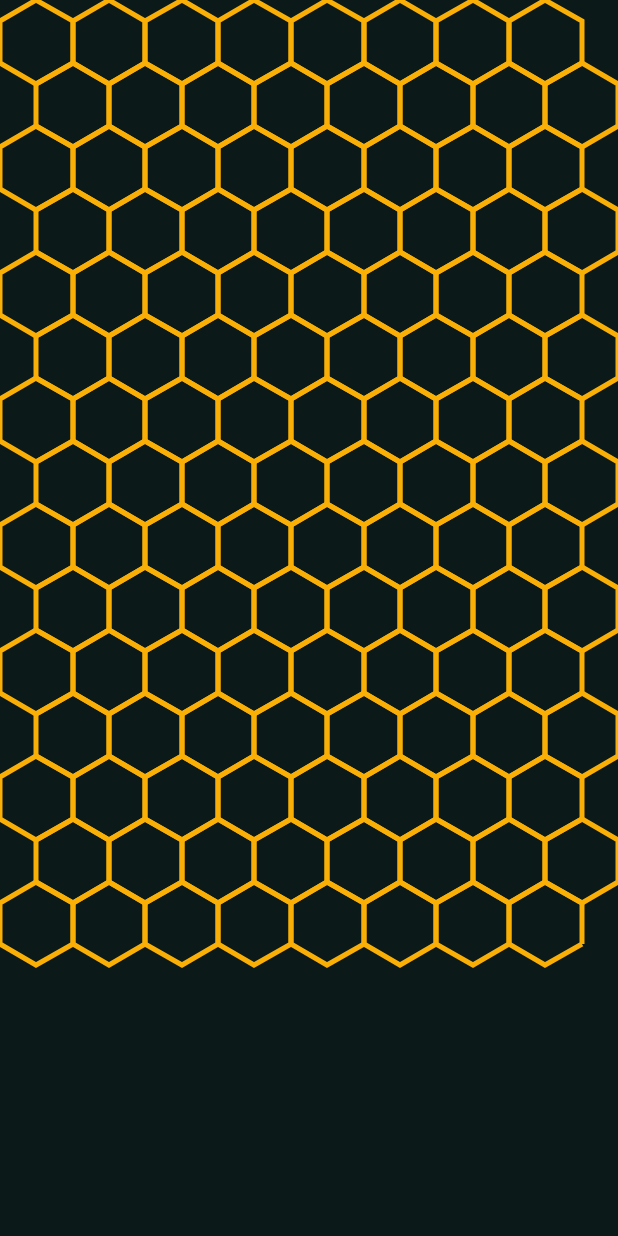
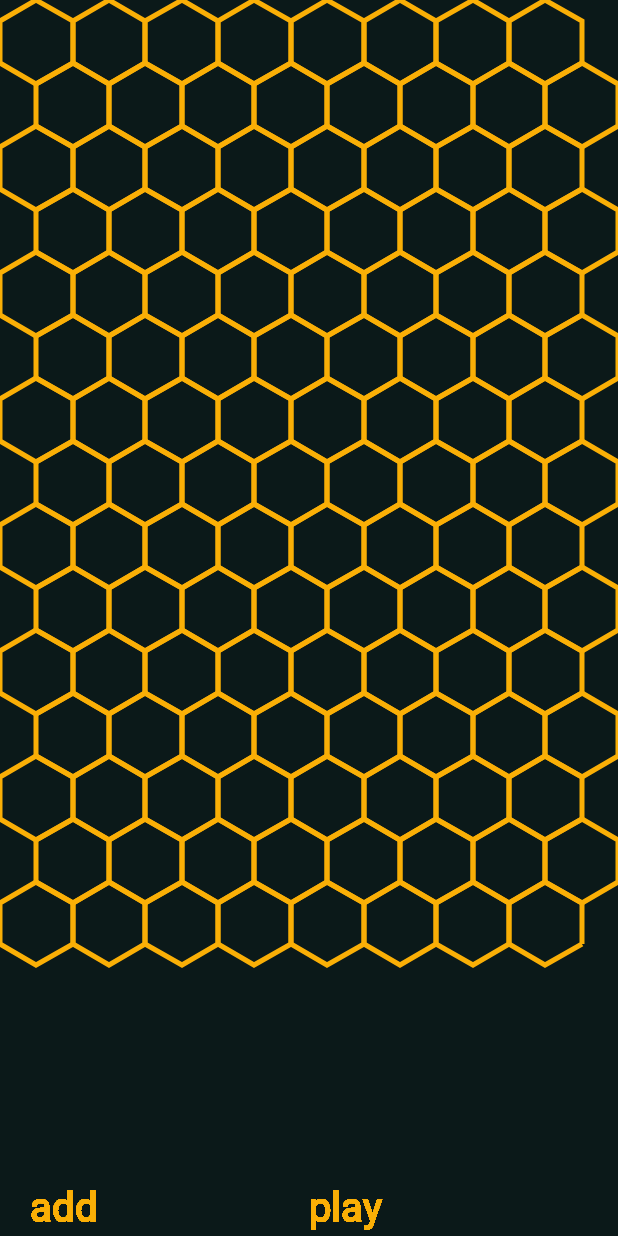
Before and after one commit to stakenschneider/HexTetris, an Android app: the FigureCreating screen opened directly, with no data from a screen before it, on a phone screen of 412 x 824 dp. Run offline under Robolectric (Android 15) with nearby library versions, the phone set to English and light mode, and no system bars.

Commit message:
on/off , fc , startactivity , "constructor" +/-bug

```diff
--- a/app/src/main/java/api/AxialCoordinate.java
+++ b/app/src/main/java/api/AxialCoordinate.java
@@ -1,16 +1,15 @@
 package api;
 
-import java.io.Serializable;
+
 import static java.lang.Integer.parseInt;
 
 
-public final class AxialCoordinate implements Serializable {
+public final class AxialCoordinate  {
 
-    private static final long serialVersionUID = -6656555565645274603L;
     private final int gridX;
     private final int gridZ;
 
-    private AxialCoordinate(final int gridX, final int gridZ) {
+    public AxialCoordinate(final int gridX, final int gridZ) {
         this.gridX = gridX;
         this.gridZ = gridZ;
     }
--- a/app/src/main/java/api/CoordinateConverter.java
+++ b/app/src/main/java/api/CoordinateConverter.java
@@ -1,6 +1,6 @@
 package api;
 
-import static api.HexagonOrientation.FLAT_TOP;
+
 
 public final class CoordinateConverter {
 
@@ -8,12 +8,21 @@ public final class CoordinateConverter {
         throw new UnsupportedOperationException("This utility class is not meant to be instantiated.");
     }
 
-    public static int convertOffsetCoordinatesToAxialX(final int offsetX, final int offsetY, final HexagonOrientation orientation) {
-        return FLAT_TOP.equals(orientation) ? offsetX : offsetX - offsetY / 2;
+    public static int convertOffsetCoordinatesToAxialX(final int offsetX, final int offsetY) {
+        return  offsetX - offsetY / 2;
     }
 
-    public static int convertOffsetCoordinatesToAxialZ(final int offsetX, final int offsetY, final HexagonOrientation orientation) {
-        return FLAT_TOP.equals(orientation) ? offsetY - offsetX / 2 : offsetY;
+    public static int convertOffsetCoordinatesToAxialZ(final int offsetX, final int offsetY) {
+        return  offsetY;
     }
 
+    public static int convertToCol(final int AxialX, final int AxialZ) {
+        return  AxialX + (AxialZ - (AxialZ&1)) / 2;
+    }
+
+    public static int convertToRow(final int AxialZ) {
+        return  AxialZ;
+    }
+
+
 }
--- a/app/src/main/java/api/HexagonalGrid.java
+++ b/app/src/main/java/api/HexagonalGrid.java
@@ -23,5 +23,4 @@ public interface HexagonalGrid {
 
     Iterable<Hexagon> getNeighborsOf(Hexagon hexagon);
 
-    void clearSatelliteData();
 }
--- a/app/src/main/java/com/example/masha/tetris/FigureCreating.java
+++ b/app/src/main/java/com/example/masha/tetris/FigureCreating.java
@@ -8,18 +8,14 @@ import android.view.MotionEvent;
 import android.view.View;
 import android.view.Window;
 import android.view.WindowManager;
-import android.widget.Button;
 
 import draw.DrawGrid;
 
 
 public class FigureCreating extends AppCompatActivity implements View.OnTouchListener {
 
-    Button bttnAdd, bttnPl;
     float x = 0 , y = 0;
 //    Intent intent;
-public static int hBttn = 0;
-
 
     @Override
     protected void onCreate(Bundle savedInstanceState) {
@@ -28,24 +24,7 @@ public static int hBttn = 0;
         getWindow().setFlags(WindowManager.LayoutParams.FLAG_FULLSCREEN, WindowManager.LayoutParams.FLAG_FULLSCREEN);
         setContentView(new CanvasView(this));
 
-        bttnAdd = (Button) findViewById(R.id.bttnAdd);
-        hBttn = bttnAdd.getHeight();
-        bttnAdd.setOnClickListener(new View.OnClickListener() {
-            @Override
-            public void onClick(View v) {
-                //метод добавления фигуры
 
-            }
-        });
-
-        bttnPl = (Button) findViewById(R.id.bttnPl);
-        bttnPl.setOnClickListener(new View.OnClickListener() {
-            @Override
-            public void onClick(View v) {
-//                intent = new Intent( GamePlay.class);
-//                startActivity(intent);
-            }
-        });
     }
 
     class CanvasView extends View {
--- a/app/src/main/java/com/example/masha/tetris/GamePlay.java
+++ b/app/src/main/java/com/example/masha/tetris/GamePlay.java
@@ -9,6 +9,7 @@ import android.view.View;
 import android.view.Window;
 import android.view.WindowManager;
 import android.view.View.OnTouchListener;
+import android.widget.TextView;
 
 import draw.DrawGrid;
 
@@ -18,7 +19,7 @@ public class GamePlay extends AppCompatActivity implements OnTouchListener {
     float x, y;
     boolean inTouch = false;
     int downPI = 0, upPI = 0;
-
+    TextView t;
 
     @Override
     protected void onCreate(Bundle savedInstanceState) {
@@ -26,6 +27,8 @@ public class GamePlay extends AppCompatActivity implements OnTouchListener {
         requestWindowFeature(Window.FEATURE_NO_TITLE);
         getWindow().setFlags(WindowManager.LayoutParams.FLAG_FULLSCREEN, WindowManager.LayoutParams.FLAG_FULLSCREEN);
         setContentView(new CanvasView(this));
+
+
     }
 
 
@@ -40,6 +43,7 @@ public class GamePlay extends AppCompatActivity implements OnTouchListener {
             canvas.drawRGB(11, 25, 25);
             DrawGrid d = new DrawGrid();
             d.useBuilder(canvas , 0);
+
         }
     }
 
--- a/app/src/main/java/draw/DrawGrid.java
+++ b/app/src/main/java/draw/DrawGrid.java
@@ -10,7 +10,6 @@ import static com.example.masha.tetris.Settings.width;
 import static com.example.masha.tetris.Settings.height;
 import static com.example.masha.tetris.Main.scrw;
 import static com.example.masha.tetris.Main.scrh;
-import static com.example.masha.tetris.FigureCreating.hBttn;
 
 import java.util.List;
 
@@ -43,13 +42,13 @@ public class DrawGrid {
     int gridHeight = height;
 
 
+
     public void useBuilder(Canvas canvas , int act) //
     {
 
-        if (act == 0)
-        radius = radGame(); else  radius = radAdd();
-
-
+        if (gridHeight == 0) gridHeight = 15; //эти строчки надо удалить когда разберусь с preferen и переходами между activity
+        if (gridWidth == 0) gridWidth = 8;
+        radius = radGame();
 
         try {
             HexagonalGridBuilder builder = new HexagonalGridBuilder()
@@ -65,12 +64,12 @@ public class DrawGrid {
 
         for (Hexagon hexagon : hexagonalGrid.getHexagons()) {
             int[] array = new int[12];
-            drawPoly(canvas,convertToPointsArr(hexagon.getPoints(),array));
+            drawPoly(canvas,convertToPointsArr(hexagon.getPoints(),array) , act);
         }
     }
 
 
-    private void drawPoly(Canvas canvas, int[] array) {
+    private void drawPoly(Canvas canvas, int[] array , int act) {
 
         if (array.length < 12)
             return;
@@ -90,6 +89,18 @@ public class DrawGrid {
         polyPath.lineTo(array[0], array[1]);
 
         canvas.drawPath(polyPath, p);
+
+        p.setStrokeWidth(1);
+        p.setStyle(Style.FILL_AND_STROKE);
+        p.setTextSize(40);
+
+        if (act == 0)
+        canvas.drawText("score:" , 30 , (float)scrh-15, p);
+        else
+        {
+            canvas.drawText("add" , 30 , (float)scrh-15, p);
+            canvas.drawText("play" , (float)scrw/2 , (float)scrh-15, p);
+        }
     }
 
 
@@ -108,26 +119,14 @@ public class DrawGrid {
     {
         radius = 2*scrw/(Math.sqrt(3)*(2*gridWidth+1)); //расчитываем радиус по ширине
 
-        if ((radius*(gridHeight / 2 + gridHeight + (Math.sqrt(3) / 2 / 2))) > scrh && gridHeight % 2 == 0)  // если в итоге он больше а колво в высоту четное
-            radius = scrh / (gridHeight / 2 + gridHeight + (Math.sqrt(3) / 2 / 2)); //выравнивание по высоте для четного
-        else if ((radius*( gridHeight + ((gridHeight+1) /2))) > scrh && gridHeight % 2 != 0) //если больше и кол во нч
-            radius = scrh / ( gridHeight + ((gridHeight+1) /2));  //выравнивание по высоте для нч
+        int dfkj = 50; //отступ для score или
+        if ((radius*(gridHeight / 2 + gridHeight + (Math.sqrt(3) / 2 / 2))) > (scrh-dfkj) && gridHeight % 2 == 0)  // если в итоге он больше а колво в высоту четное
+            radius = (scrh-dfkj) / (gridHeight / 2 + gridHeight + (Math.sqrt(3) / 2 / 2)); //выравнивание по высоте для четного
+        else if ((radius*( gridHeight + ((gridHeight+1) /2))) > (scrh-dfkj) && gridHeight % 2 != 0) //если больше и кол во нч
+            radius = (scrh-dfkj) / ( gridHeight + ((gridHeight+1) /2));  //выравнивание по высоте для нч
 
         return radius;
     }
 
 
-    public double radAdd()
-    {
-
-        radius = 2*scrw/(Math.sqrt(3)*(2*gridWidth+1)); //расчитываем радиус по ширине
-
-        if ((radius*(gridHeight / 2 + gridHeight + (Math.sqrt(3) / 2 / 2))) > (scrh- 2*hBttn) && gridHeight % 2 == 0)  // если в итоге он больше а колво в высоту четное
-            radius = (scrh- 2*hBttn) / (gridHeight / 2 + gridHeight + (Math.sqrt(3) / 2 / 2)); //выравнивание по высоте для четного
-        else if ((radius*( gridHeight + ((gridHeight+1) /2))) > (scrh- 2*hBttn) && gridHeight % 2 != 0) //если больше и кол во нч
-            radius = (scrh- 2*hBttn) / ( gridHeight + ((gridHeight+1) /2));  //выравнивание по высоте для нч
-
-        return radius;
-    }
-
 }
--- a/app/src/main/java/internal/impl/layoutstrategy/GridLayoutStrategy.java
+++ b/app/src/main/java/internal/impl/layoutstrategy/GridLayoutStrategy.java
@@ -1,7 +1,6 @@
 package internal.impl.layoutstrategy;
 
 import api.AxialCoordinate;
-import api.HexagonalGrid;
 import api.HexagonalGridBuilder;
 
 import java.util.Set;
--- a/app/src/main/java/internal/impl/layoutstrategy/RectangularGridLayoutStrategy.java
+++ b/app/src/main/java/internal/impl/layoutstrategy/RectangularGridLayoutStrategy.java
@@ -18,8 +18,8 @@ public final class RectangularGridLayoutStrategy implements GridLayoutStrategy {
         Set<AxialCoordinate> coordinates = new LinkedHashSet<>();
         for (int y = 0; y < builder.getGridHeight(); y++) {
             for (int x = 0; x < builder.getGridWidth(); x++) {
-                final int gridX = CoordinateConverter.convertOffsetCoordinatesToAxialX(x, y, builder.getOrientation());
-                final int gridZ = CoordinateConverter.convertOffsetCoordinatesToAxialZ(x, y, builder.getOrientation());
+                final int gridX = CoordinateConverter.convertOffsetCoordinatesToAxialX(x, y);
+                final int gridZ = CoordinateConverter.convertOffsetCoordinatesToAxialZ(x, y);
                 coordinates.add(fromCoordinates(gridX, gridZ));
             }
         }
--- a/app/src/main/java/service/MyService.java
+++ b/app/src/main/java/service/MyService.java
@@ -20,7 +20,7 @@ public class MyService extends Service {
     @Override
     public void onCreate() {
         player = MediaPlayer.create(this, R.raw.bg);
-        player.setLooping(true); // зацикливаем
+        player.setLooping(true); // зацикливание
     }
 
     @Override
--- a/app/src/main/res/layout/activity_start.xml
+++ b/app/src/main/res/layout/activity_start.xml
@@ -13,8 +13,10 @@
         android:layout_width="wrap_content"
         android:layout_height="wrap_content"
         android:textAppearance="?android:attr/textAppearanceLarge"
-        android:text="добро пожало"
+        android:text="@string/start_text"
         android:id="@+id/textView7"
+        android:textColor="@color/yell"
+        android:layout_alignParentTop="true"
         android:layout_alignParentStart="true"
-        android:layout_alignParentEnd="true" />
+        android:layout_marginTop="100dp" />
 </RelativeLayout>
--- a/app/src/main/res/values-v21/styles.xml
+++ b/app/src/main/res/values-v21/styles.xml
@@ -1,11 +1,6 @@
 <?xml version="1.0" encoding="utf-8"?>
 <resources>
 
-    <style name="MashaTheme" parent="Theme.AppCompat.NoActionBar">
-        <!--<item name="colorAccent">@color/darkGreen</item>-->
-        <!--<item name="android:navigationBarColor">@color/darkGrey</item>-->
-        <!--<item name="android:statusBarColor">@color/colorPrimaryDark</item>-->
-    </style>
 
     <style name="AppTheme" parent="Theme.AppCompat.Light.NoActionBar">
         Customize your theme here.
--- a/app/src/main/res/values/strings.xml
+++ b/app/src/main/res/values/strings.xml
@@ -27,4 +27,8 @@
     <string name="playbttn">play</string>
     <string name="btnadd">add</string>
 
+    <string name="start_text">Welcome to the Hexagonal Tetris. Blah blah blah - rules - blah blah blah.</string>
+    <string name="Score">Score:</string>
+    <string name="mus">music off</string>
+
 </resources>
```
Also changed, not shown: app/src/main/AndroidManifest.xml (+5 -4 lines), app/src/main/java/com/example/masha/tetris/Figure.java (added, +112 -0 lines), app/src/main/java/com/example/masha/tetris/Main.java (+32 -40 lines), app/src/main/java/com/example/masha/tetris/Settings.java (+23 -7 lines), app/src/main/java/internal/impl/HexagonalGridImpl.java (+4 -9 lines), app/src/main/res/layout/activity_figurecreating.xml (+0 -19 lines), app/src/main/res/layout/activity_main.xml (+38 -38 lines), app/src/main/res/layout/activity_settings.xml (+20 -11 lines), 2 other files.
